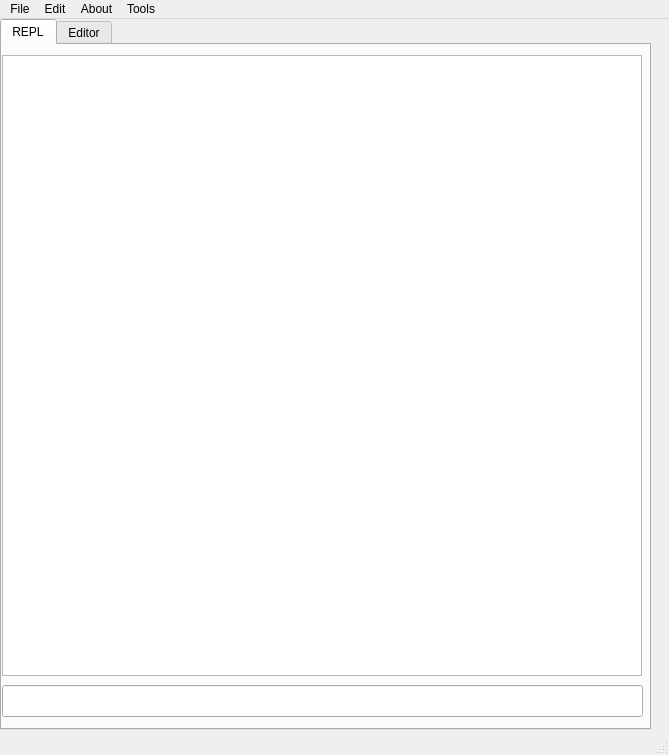
This is cmd/qtrepl/MayaQt/replmainwindow.ui in DrItanium/maya as Qt 5 draws it before an edit. The edited form follows.
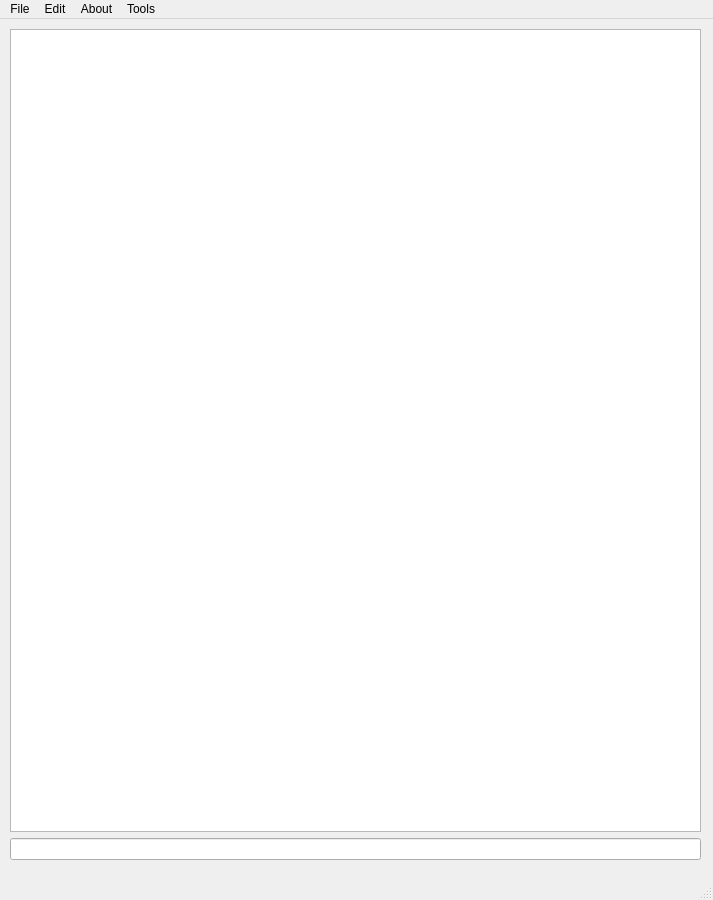
This is the edited form. The open tabs and pages were chosen to show the change.

Commit message: No editor window, but keep repl in vertical layout

Patch:
```diff
--- a/cmd/qtrepl/MayaQt/replmainwindow.ui
+++ b/cmd/qtrepl/MayaQt/replmainwindow.ui
@@ -6,69 +6,35 @@
    <rect>
     <x>0</x>
     <y>0</y>
-    <width>669</width>
-    <height>755</height>
+    <width>713</width>
+    <height>900</height>
    </rect>
   </property>
   <property name="windowTitle">
    <string>REPLMainWindow</string>
   </property>
   <widget class="QWidget" name="centralwidget">
-   <widget class="QTabWidget" name="tabWidget">
+   <widget class="QWidget" name="verticalLayoutWidget">
     <property name="geometry">
      <rect>
-      <x>0</x>
-      <y>0</y>
-      <width>651</width>
-      <height>711</height>
+      <x>10</x>
+      <y>10</y>
+      <width>691</width>
+      <height>831</height>
      </rect>
     </property>
-    <property name="currentIndex">
-     <number>1</number>
-    </property>
-    <widget class="QWidget" name="tab">
-     <attribute name="title">
-      <string>REPL</string>
-     </attribute>
-     <widget class="QTextEdit" name="textEdit">
-      <property name="geometry">
-       <rect>
-        <x>0</x>
-        <y>10</y>
-        <width>640</width>
-        <height>621</height>
-       </rect>
-      </property>
-      <property name="readOnly">
-       <bool>true</bool>
-      </property>
-     </widget>
-     <widget class="QLineEdit" name="lineEdit">
-      <property name="geometry">
-       <rect>
-        <x>0</x>
-        <y>640</y>
-        <width>641</width>
-        <height>32</height>
-       </rect>
-      </property>
-     </widget>
-    </widget>
-    <widget class="QWidget" name="tab_2">
-     <attribute name="title">
-      <string>Editor</string>
-     </attribute>
-     <widget class="QTextEdit" name="textEdit_2">
-      <property name="geometry">
-       <rect>
-        <x>10</x>
-        <y>10</y>
-        <width>631</width>
-        <height>631</height>
-       </rect>
-      </property>
-     </widget>
-    </widget>
+    <layout class="QGridLayout" name="gridLayout">
+     <item row="1" column="0">
+      <widget class="QLineEdit" name="lineEdit"/>
+     </item>
+     <item row="0" column="0">
+      <widget class="QTextEdit" name="textEdit">
+       <property name="readOnly">
+        <bool>true</bool>
+       </property>
+      </widget>
+     </item>
+    </layout>
    </widget>
   </widget>
   <widget class="QMenuBar" name="menubar">
@@ -76,7 +42,7 @@
     <rect>
      <x>0</x>
      <y>0</y>
-     <width>669</width>
+     <width>713</width>
      <height>23</height>
     </rect>
    </property>
```
